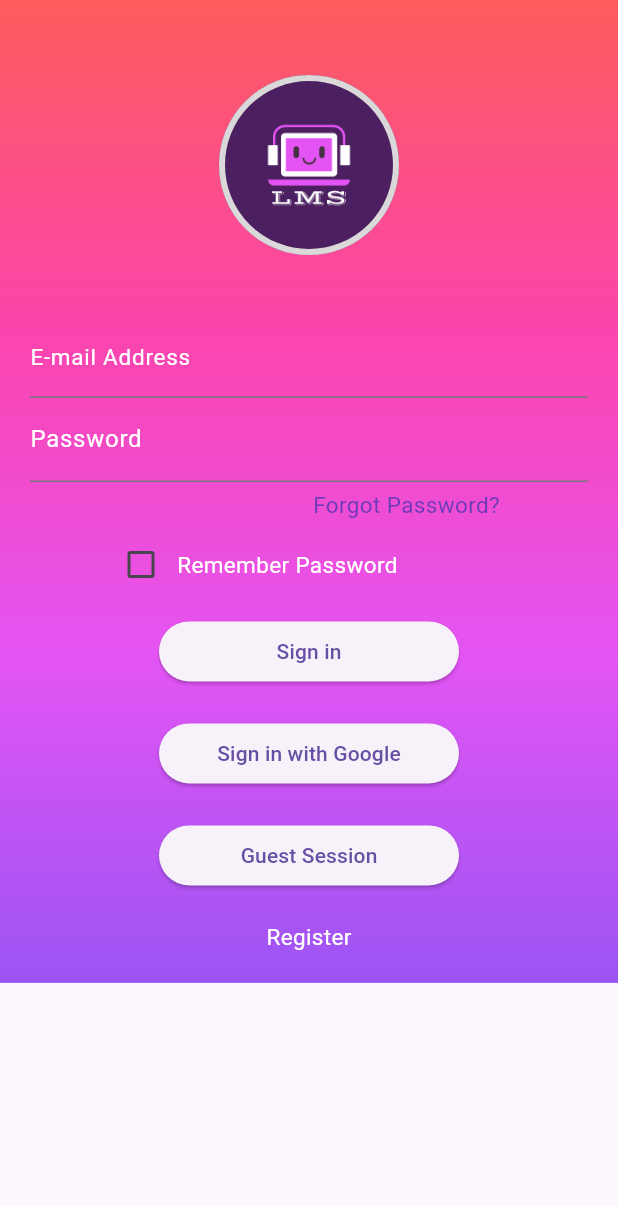
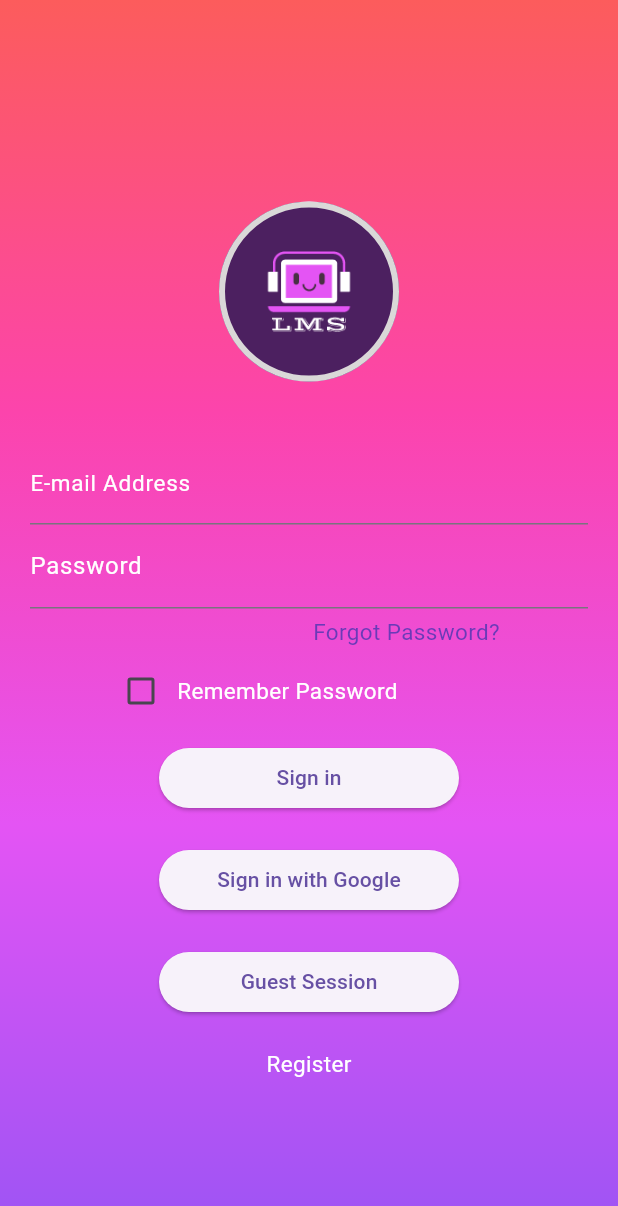
Before and after one commit to JaimeNM0/ListMoviesSeries, a Flutter app: the screen it shows after launch, on a phone screen of 412 x 824 dp. Shown: the top 1206 px of the screen. Run offline on Flutter 3.47's test engine with Material 3 defaults, Android fonts, the phone set to English and light mode, and no system bars; our stand-ins replace google_sign_in.

Commit message:
Modificar Login tamaño de pantalla
Adaptar el Login a otros tamaños de pantalla

```diff
--- a/lib/screens/login.dart
+++ b/lib/screens/login.dart
@@ -17,7 +17,11 @@ class _LoginPageState extends State<LoginPage> {
     return Scaffold(
       appBar: null,
       body: SingleChildScrollView(
-        child: Container(
+        child: ConstrainedBox(
+          constraints: BoxConstraints(
+            minHeight: MediaQuery.of(context).size.height,
+          ),
+          child: Container(
           decoration: BoxDecoration(
             gradient: LinearGradient(
               begin: FractionalOffset.topCenter,
@@ -167,6 +171,7 @@ class _LoginPageState extends State<LoginPage> {
           ),
         ),
       ),
+    )
     );
   }
 }
```
